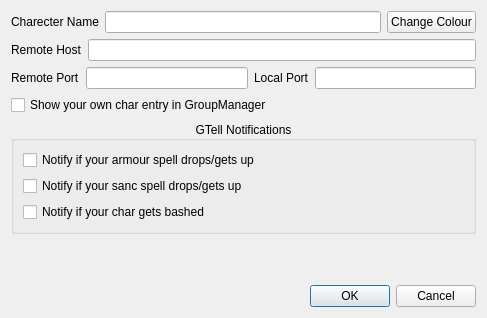
zpc930/pandoramapper, file src/Ui/groupmanagersettings.ui: the form before one commit.
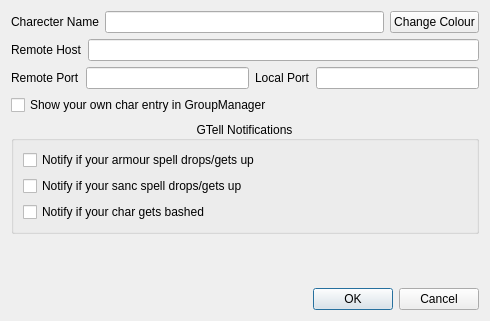
The form after the commit.

```diff
--- a/src/Ui/groupmanagersettings.ui
+++ b/src/Ui/groupmanagersettings.ui
@@ -6,8 +6,8 @@
    <rect>
     <x>0</x>
     <y>0</y>
-    <width>487</width>
-    <height>318</height>
+    <width>490</width>
+    <height>321</height>
    </rect>
   </property>
   <property name="sizePolicy">
```
